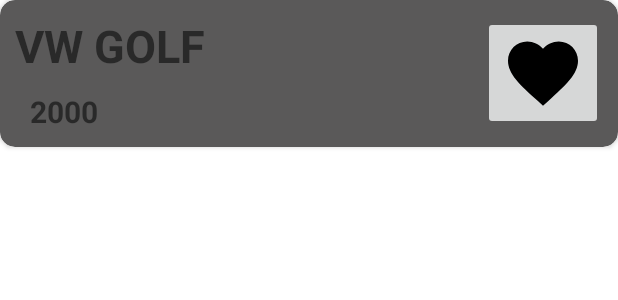
After one commit to timofeylyadinsky/final-project-android, an Android app: the layout item_layout.xml on its own in the app's theme, with its tools: preview values and no code run, on a phone screen of 412 x 824 dp. The commit adds this screen. Shown: the top 300 px of the screen. Run offline under Robolectric (Android 15) with nearby library versions, the phone set to English and light mode, and no system bars.

Commit message:
feat: some changes

```diff
--- /dev/null
+++ b/app/src/main/res/drawable/ic_baseline_favorite_24.xml
@@ -0,0 +1,5 @@
+<vector android:height="56dp" android:tint="#000000"
+    android:viewportHeight="24" android:viewportWidth="24"
+    android:width="56dp" xmlns:android="http://schemas.android.com/apk/res/android">
+    <path android:fillColor="@android:color/white" android:pathData="M12,21.35l-1.45,-1.32C5.4,15.36 2,12.28 2,8.5 2,5.42 4.42,3 7.5,3c1.74,0 3.41,0.81 4.5,2.09C13.09,3.81 14.76,3 16.5,3 19.58,3 22,5.42 22,8.5c0,3.78 -3.4,6.86 -8.55,11.54L12,21.35z"/>
+</vector>
--- /dev/null
+++ b/app/src/main/res/layout/item_layout.xml
@@ -0,0 +1,52 @@
+<?xml version="1.0" encoding="utf-8"?>
+
+<androidx.cardview.widget.CardView
+    xmlns:android="http://schemas.android.com/apk/res/android"
+    xmlns:app="http://schemas.android.com/apk/res-auto"
+    android:layout_width="match_parent"
+    android:layout_height="wrap_content"
+    android:backgroundTint="#5A5959"
+    app:cardCornerRadius="10sp"
+    android:layout_marginBottom="10dp"
+    >
+    <RelativeLayout
+        android:layout_width="match_parent"
+        android:layout_height="wrap_content"
+        >
+
+        <TextView
+            android:id="@+id/carMaker"
+            android:layout_width="wrap_content"
+            android:layout_height="wrap_content"
+            android:layout_alignParentStart="true"
+            android:layout_alignParentTop="true"
+            android:layout_marginHorizontal="10dp"
+            android:layout_marginVertical="10dp"
+            android:layout_toStartOf="@+id/addToFavourite"
+            android:inputType="textMultiLine"
+            android:text="VW GOLF"
+            android:textSize="30sp"
+            android:textStyle="bold" />
+        <TextView
+            android:id="@+id/yearCar"
+            android:layout_width="wrap_content"
+            android:layout_height="wrap_content"
+            android:layout_alignStart="@id/carMaker"
+            android:layout_below="@id/carMaker"
+            android:text="2000"
+            android:textSize="20sp"
+            android:textStyle="bold"
+            android:layout_marginHorizontal="10dp"
+            android:paddingBottom="10dp"
+            />
+        <ImageButton
+            android:id="@+id/addToFavourite"
+            android:layout_width="wrap_content"
+            android:layout_height="wrap_content"
+            android:layout_alignParentEnd="true"
+            android:layout_centerVertical="true"
+            app:srcCompat="@drawable/ic_baseline_favorite_24"
+            android:layout_marginEnd="10dp"
+            />
+    </RelativeLayout>
+</androidx.cardview.widget.CardView>
```
Also changed, not shown: app/src/main/java/lt/timofey/finalprojectandroid/MainFragment.kt (+71 -1 lines), app/src/main/java/lt/timofey/finalprojectandroid/adapters/CarAdapter.kt (added, +45 -0 lines), app/src/main/res/layout/fragment_main.xml (+9 -50 lines).
